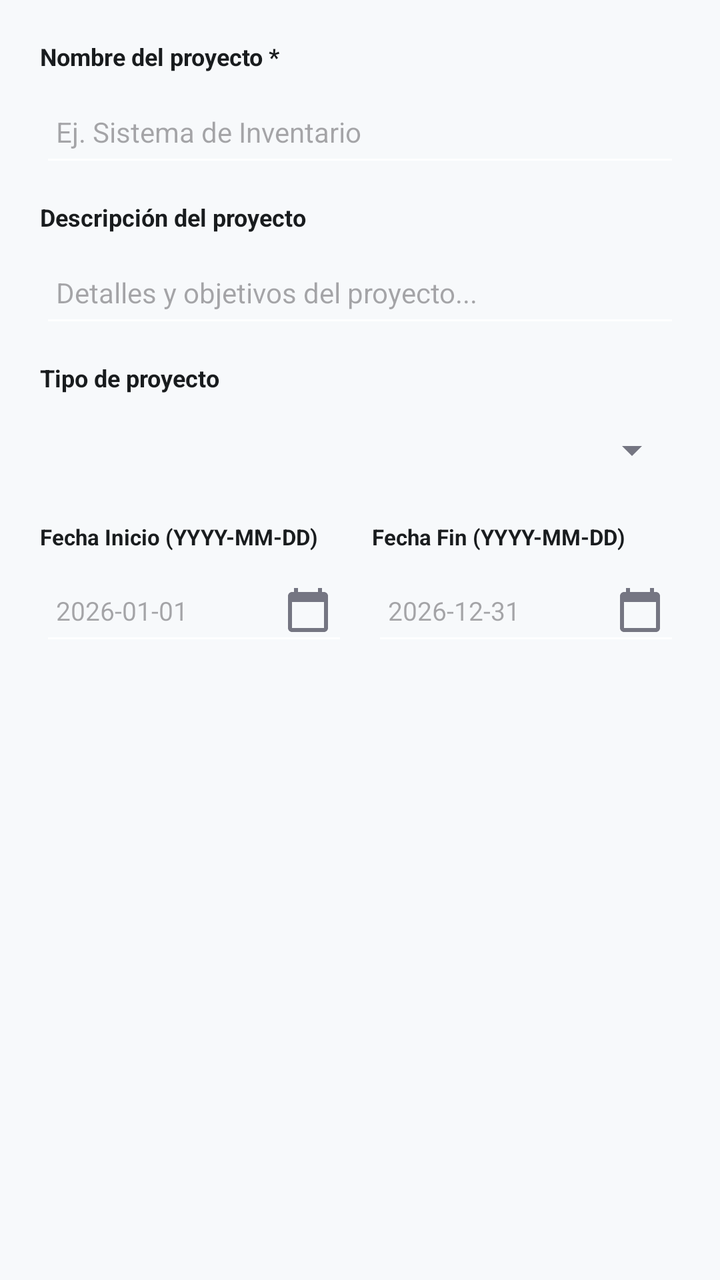
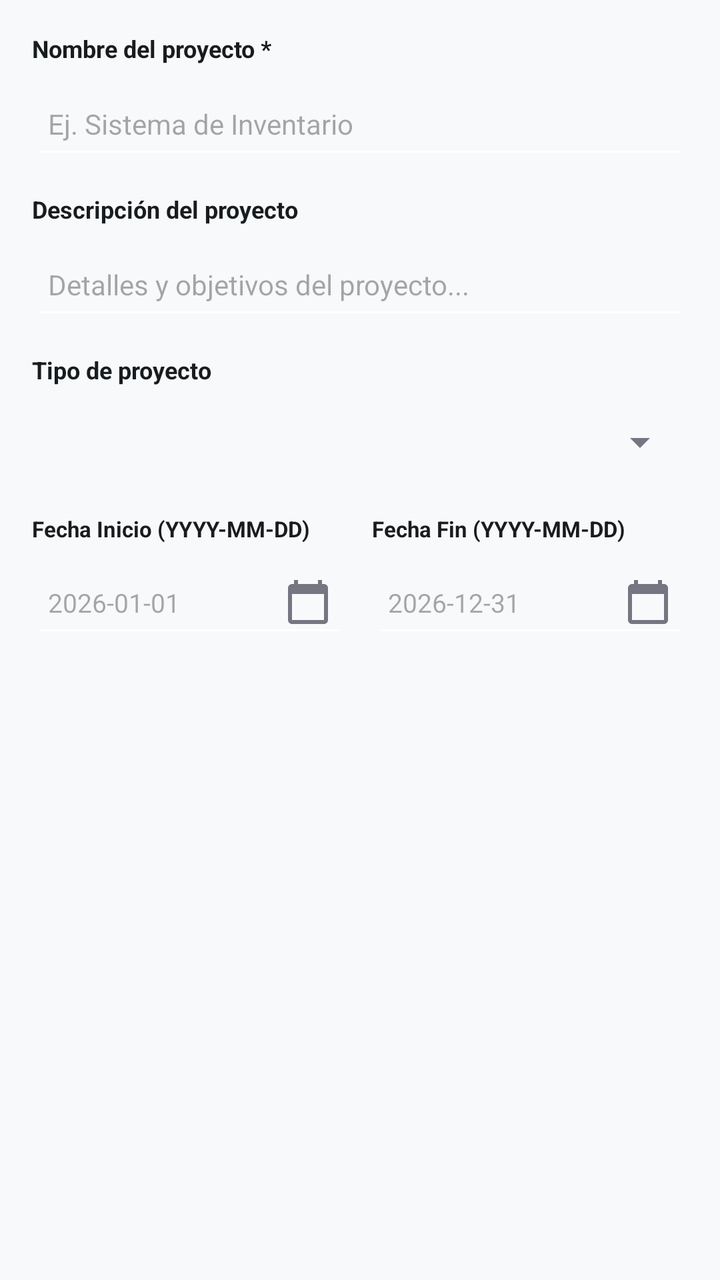

Screens rendered from an Android XML layout before and after an edit, with the pre-edit source and the edit as a unified diff.
<!-- AndroidManifest.xml: application theme Theme.MaquetaGestia -->
<!-- res/layout/dialog_nuevo_proyecto.xml -->
<?xml version="1.0" encoding="utf-8"?>
<LinearLayout xmlns:android="http://schemas.android.com/apk/res/android"
    android:layout_width="match_parent"
    android:layout_height="wrap_content"
    android:orientation="vertical"
    android:padding="20dp">

    
    <TextView
        android:layout_width="wrap_content"
        android:layout_height="wrap_content"
        android:text="Nombre del proyecto *"
        android:textColor="@color/on_surface"
        android:textSize="12sp"
        android:textStyle="bold" />

    <EditText
        android:id="@+id/txtNombreProyectoDialog"
        android:layout_width="match_parent"
        android:layout_height="48dp"
        android:layout_marginTop="4dp"
        android:backgroundTint="@color/surface_container_lowest"
        android:hint="Ej. Sistema de Inventario"
        android:inputType="textCapSentences"
        android:paddingStart="8dp"
        android:paddingEnd="8dp"
        android:textColor="@color/on_surface"
        android:textSize="14sp" />

    
    <TextView
        android:layout_width="wrap_content"
        android:layout_height="wrap_content"
        android:layout_marginTop="12dp"
        android:text="Descripción del proyecto"
        android:textColor="@color/on_surface"
        android:textSize="12sp"
        android:textStyle="bold" />

    <EditText
        android:id="@+id/txtDescripcionProyectoDialog"
        android:layout_width="match_parent"
        android:layout_height="48dp"
        android:layout_marginTop="4dp"
        android:backgroundTint="@color/surface_container_lowest"
        android:hint="Detalles y objetivos del proyecto..."
        android:inputType="textMultiLine"
        android:paddingStart="8dp"
        android:paddingEnd="8dp"
        android:textColor="@color/on_surface"
        android:textSize="14sp" />

    
    <TextView
        android:layout_width="wrap_content"
        android:layout_height="wrap_content"
        android:layout_marginTop="12dp"
        android:text="Tipo de proyecto"
        android:textColor="@color/on_surface"
        android:textSize="12sp"
        android:textStyle="bold" />

    <Spinner
        android:id="@+id/spTipoProyectoDialog"
        android:layout_width="match_parent"
        android:layout_height="48dp"
        android:layout_marginTop="4dp"
        android:backgroundTint="@color/outline" />

    
    <LinearLayout
        android:layout_width="match_parent"
        android:layout_height="wrap_content"
        android:layout_marginTop="12dp"
        android:orientation="horizontal">

        <LinearLayout
            android:layout_width="0dp"
            android:layout_height="wrap_content"
            android:layout_marginEnd="6dp"
            android:layout_weight="1"
            android:orientation="vertical">

            <TextView
                android:layout_width="wrap_content"
                android:layout_height="wrap_content"
                android:text="Fecha Inicio (YYYY-MM-DD)"
                android:textColor="@color/on_surface"
                android:textSize="11sp"
                android:textStyle="bold" />

            <EditText
                android:id="@+id/txtFechaInicioDialog"
                android:layout_width="match_parent"
                android:layout_height="48dp"
                android:layout_marginTop="4dp"
                android:backgroundTint="@color/surface_container_lowest"
                android:clickable="true"
                android:cursorVisible="false"
                android:drawableEnd="@drawable/ic_calendar_today"
                android:drawablePadding="6dp"
                android:focusable="false"
                android:hint="2026-01-01"
                android:paddingStart="8dp"
                android:paddingEnd="8dp"
                android:textColor="@color/on_surface"
                android:textSize="13sp" />
        </LinearLayout>

        <LinearLayout
            android:layout_width="0dp"
            android:layout_height="wrap_content"
            android:layout_marginStart="6dp"
            android:layout_weight="1"
            android:orientation="vertical">

            <TextView
                android:layout_width="wrap_content"
                android:layout_height="wrap_content"
                android:text="Fecha Fin (YYYY-MM-DD)"
                android:textColor="@color/on_surface"
                android:textSize="11sp"
                android:textStyle="bold" />

            <EditText
                android:id="@+id/txtFechaFinDialog"
                android:layout_width="match_parent"
                android:layout_height="48dp"
                android:layout_marginTop="4dp"
                android:backgroundTint="@color/surface_container_lowest"
                android:clickable="true"
                android:cursorVisible="false"
                android:drawableEnd="@drawable/ic_calendar_today"
                android:drawablePadding="6dp"
                android:focusable="false"
                android:hint="2026-12-31"
                android:paddingStart="8dp"
                android:paddingEnd="8dp"
                android:textColor="@color/on_surface"
                android:textSize="13sp" />
        </LinearLayout>
    </LinearLayout>

</LinearLayout>
<!-- resources referenced by this layout -->
<resources>
  <color name="on_surface">#191C1E</color>
  <color name="outline">#757682</color>
  <color name="surface_container_lowest">#FFFFFF</color>
  <!-- drawable ic_calendar_today (drawable) -->
  <vector xmlns:android="http://schemas.android.com/apk/res/android"
      android:width="24dp"
      android:height="24dp"
      android:viewportWidth="24"
      android:viewportHeight="24">
      <path
          android:fillColor="@color/outline"
          android:pathData="M20,3h-1V1h-2v2H7V1H5v2H4c-1.1,0 -2,0.9 -2,2v16c0,1.1 0.9,2 2,2h16c1.1,0 2,-0.9 2,-2V5c0,-1.1 -0.9,-2 -2,-2zm0,18H4V8h16v13z"/>
  </vector>
  <style name="Theme.MaquetaGestia" parent="Base.Theme.MaquetaGestia" />
  <style name="Base.Theme.MaquetaGestia" parent="Theme.Material3.DayNight.NoActionBar">
          
          <item name="colorPrimary">@color/primary</item>
          <item name="colorOnPrimary">@color/on_primary</item>
          <item name="colorPrimaryContainer">@color/primary_container</item>
          <item name="colorOnPrimaryContainer">@color/on_primary_container</item>
  
          
          <item name="colorSecondary">@color/secondary</item>
          <item name="colorOnSecondary">@color/on_secondary</item>
          <item name="colorSecondaryContainer">@color/secondary_container</item>
  
          
          <item name="android:colorBackground">@color/background</item>
          <item name="colorSurface">@color/surface</item>
          <item name="colorOnSurface">@color/on_surface</item>
          <item name="colorOnSurfaceVariant">@color/on_surface_variant</item>
  
          
          <item name="colorOutline">@color/outline</item>
          <item name="colorOutlineVariant">@color/outline_variant</item>
          <item name="colorError">@color/error</item>
          <item name="colorErrorContainer">@color/error_container</item>
          <item name="colorOnError">@color/on_error</item>
      </style>
  <color name="primary">#00236F</color>
  <color name="on_primary">#FFFFFF</color>
  <color name="primary_container">#1E3A8A</color>
  <color name="on_primary_container">#90A8FF</color>
  <color name="secondary">#006398</color>
  <color name="on_secondary">#FFFFFF</color>
  <color name="secondary_container">#5BB8FE</color>
  <color name="background">#F7F9FB</color>
  <color name="surface">#F7F9FB</color>
  <color name="on_surface_variant">#444651</color>
  <color name="outline_variant">#C5C5D3</color>
  <color name="error">#BA1A1A</color>
  <color name="error_container">#FFDAD6</color>
  <color name="on_error">#FFFFFF</color>
</resources>

<!-- the commit's change to res/layout/dialog_nuevo_proyecto.xml (unified diff, before → after) -->
@@ -1,144 +1,160 @@
 <?xml version="1.0" encoding="utf-8"?>
-<LinearLayout xmlns:android="http://schemas.android.com/apk/res/android"
+<ScrollView xmlns:android="http://schemas.android.com/apk/res/android"
     android:layout_width="match_parent"
     android:layout_height="wrap_content"
-    android:orientation="vertical"
-    android:padding="20dp">
+    android:fillViewport="true">
 
-    
-    <TextView
-        android:layout_width="wrap_content"
-        android:layout_height="wrap_content"
-        android:text="Nombre del proyecto *"
-        android:textColor="@color/on_surface"
-        android:textSize="12sp"
-        android:textStyle="bold" />
-
-    <EditText
-        android:id="@+id/txtNombreProyectoDialog"
-        android:layout_width="match_parent"
-        android:layout_height="48dp"
-        android:layout_marginTop="4dp"
-        android:backgroundTint="@color/surface_container_lowest"
-        android:hint="Ej. Sistema de Inventario"
-        android:inputType="textCapSentences"
-        android:paddingStart="8dp"
-        android:paddingEnd="8dp"
-        android:textColor="@color/on_surface"
-        android:textSize="14sp" />
-
-    
-    <TextView
-        android:layout_width="wrap_content"
-        android:layout_height="wrap_content"
-        android:layout_marginTop="12dp"
-        android:text="Descripción del proyecto"
-        android:textColor="@color/on_surface"
-        android:textSize="12sp"
-        android:textStyle="bold" />
-
-    <EditText
-        android:id="@+id/txtDescripcionProyectoDialog"
-        android:layout_width="match_parent"
-        android:layout_height="48dp"
-        android:layout_marginTop="4dp"
-        android:backgroundTint="@color/surface_container_lowest"
-        android:hint="Detalles y objetivos del proyecto..."
-        android:inputType="textMultiLine"
-        android:paddingStart="8dp"
-        android:paddingEnd="8dp"
-        android:textColor="@color/on_surface"
-        android:textSize="14sp" />
-
-    
-    <TextView
-        android:layout_width="wrap_content"
-        android:layout_height="wrap_content"
-        android:layout_marginTop="12dp"
-        android:text="Tipo de proyecto"
-        android:textColor="@color/on_surface"
-        android:textSize="12sp"
-        android:textStyle="bold" />
-
-    <Spinner
-        android:id="@+id/spTipoProyectoDialog"
-        android:layout_width="match_parent"
-        android:layout_height="48dp"
-        android:layout_marginTop="4dp"
-        android:backgroundTint="@color/outline" />
-
-    
     <LinearLayout
         android:layout_width="match_parent"
         android:layout_height="wrap_content"
-        android:layout_marginTop="12dp"
-        android:orientation="horizontal">
+        android:orientation="vertical"
+        android:padding="16dp">
 
+        
+        <TextView
+            android:layout_width="wrap_content"
+            android:layout_height="wrap_content"
+            android:text="Nombre del proyecto *"
+            android:textColor="@color/on_surface"
+            android:textSize="12sp"
+            android:textStyle="bold" />
+
+        <EditText
+            android:id="@+id/txtNombreProyectoDialog"
+            android:layout_width="match_parent"
+            android:layout_height="wrap_content"
+            android:layout_marginTop="4dp"
+            android:backgroundTint="@color/surface_container_lowest"
+            android:hint="Ej. Sistema de Inventario"
+            android:inputType="textCapSentences"
+            android:minHeight="48dp"
+            android:paddingStart="8dp"
+            android:paddingEnd="8dp"
+            android:textColor="@color/on_surface"
+            android:textSize="14sp" />
+
+        
+        <TextView
+            android:layout_width="wrap_content"
+            android:layout_height="wrap_content"
+            android:layout_marginTop="12dp"
+            android:text="Descripción del proyecto"
+            android:textColor="@color/on_surface"
+            android:textSize="12sp"
+            android:textStyle="bold" />
+
+        <EditText
+            android:id="@+id/txtDescripcionProyectoDialog"
+            android:layout_width="match_parent"
+            android:layout_height="wrap_content"
+            android:layout_marginTop="4dp"
+            android:backgroundTint="@color/surface_container_lowest"
+            android:hint="Detalles y objetivos del proyecto..."
+            android:inputType="textMultiLine"
+            android:maxLines="4"
+            android:minHeight="48dp"
+            android:paddingStart="8dp"
+            android:paddingEnd="8dp"
+            android:textColor="@color/on_surface"
+            android:textSize="14sp" />
+
+        
+        <TextView
+            android:layout_width="wrap_content"
+            android:layout_height="wrap_content"
+            android:layout_marginTop="12dp"
+            android:text="Tipo de proyecto"
+            android:textColor="@color/on_surface"
+            android:textSize="12sp"
+            android:textStyle="bold" />
+
+        <Spinner
+            android:id="@+id/spTipoProyectoDialog"
+            android:layout_width="match_parent"
+            android:layout_height="wrap_content"
+            android:layout_marginTop="4dp"
+            android:backgroundTint="@color/outline"
+            android:minHeight="48dp" />
+
+        
         <LinearLayout
-            android:layout_width="0dp"
+            android:layout_width="match_parent"
             android:layout_height="wrap_content"
-            android:layout_marginEnd="6dp"
-            android:layout_weight="1"
-            android:orientation="vertical">
+            android:layout_marginTop="12dp"
+            android:orientation="horizontal">
 
-            <TextView
-                android:layout_width="wrap_content"
+            <LinearLayout
+                android:layout_width="0dp"
                 android:layout_height="wrap_content"
-                android:text="Fecha Inicio (YYYY-MM-DD)"
-                android:textColor="@color/on_surface"
-                android:textSize="11sp"
-                android:textStyle="bold" />
+                android:layout_marginEnd="6dp"
+                android:layout_weight="1"
+                android:orientation="vertical">
 
-            <EditText
-                android:id="@+id/txtFechaInicioDialog"
-                android:layout_width="match_parent"
-                android:layout_height="48dp"
-                android:layout_marginTop="4dp"
-                android:backgroundTint="@color/surface_container_lowest"
-                android:clickable="true"
-                android:cursorVisible="false"
-                android:drawableEnd="@drawable/ic_calendar_today"
-                android:drawablePadding="6dp"
-                android:focusable="false"
-                android:hint="2026-01-01"
-                android:paddingStart="8dp"
-                android:paddingEnd="8dp"
-                android:textColor="@color/on_surface"
-                android:textSize="13sp" />
+                <TextView
+                    android:layout_width="wrap_content"
+                    android:layout_height="wrap_content"
+                    android:ellipsize="end"
+                    android:maxLines="1"
+                    android:text="Fecha Inicio (YYYY-MM-DD)"
+                    android:textColor="@color/on_surface"
+                    android:textSize="11sp"
+                    android:textStyle="bold" />
+
+                <EditText
+                    android:id="@+id/txtFechaInicioDialog"
+                    android:layout_width="match_parent"
+                    android:layout_height="wrap_content"
+                    android:layout_marginTop="4dp"
+                    android:backgroundTint="@color/surface_container_lowest"
+                    android:clickable="true"
+                    android:cursorVisible="false"
+                    android:drawableEnd="@drawable/ic_calendar_today"
+                    android:drawablePadding="6dp"
+                    android:focusable="false"
+                    android:hint="2026-01-01"
+                    android:minHeight="48dp"
+                    android:paddingStart="8dp"
+                    android:paddingEnd="8dp"
+                    android:textColor="@color/on_surface"
+                    android:textSize="13sp" />
+            </LinearLayout>
+
+            <LinearLayout
+                android:layout_width="0dp"
+                android:layout_height="wrap_content"
+                android:layout_marginStart="6dp"
+                android:layout_weight="1"
+                android:orientation="vertical">
+
+                <TextView
+                    android:layout_width="wrap_content"
+                    android:layout_height="wrap_content"
+                    android:ellipsize="end"
+                    android:maxLines="1"
+                    android:text="Fecha Fin (YYYY-MM-DD)"
+                    android:textColor="@color/on_surface"
+                    android:textSize="11sp"
+                    android:textStyle="bold" />
+
+                <EditText
+                    android:id="@+id/txtFechaFinDialog"
+                    android:layout_width="match_parent"
+                    android:layout_height="wrap_content"
+                    android:layout_marginTop="4dp"
+                    android:backgroundTint="@color/surface_container_lowest"
+                    android:clickable="true"
+                    android:cursorVisible="false"
+                    android:drawableEnd="@drawable/ic_calendar_today"
+                    android:drawablePadding="6dp"
+                    android:focusable="false"
+                    android:hint="2026-12-31"
+                    android:minHeight="48dp"
+                    android:paddingStart="8dp"
+                    android:paddingEnd="8dp"
+                    android:textColor="@color/on_surface"
+                    android:textSize="13sp" />
+            </LinearLayout>
         </LinearLayout>
 
-        <LinearLayout
-            android:layout_width="0dp"
-            android:layout_height="wrap_content"
-            android:layout_marginStart="6dp"
-            android:layout_weight="1"
-            android:orientation="vertical">
-
-            <TextView
-                android:layout_width="wrap_content"
-                android:layout_height="wrap_content"
-                android:text="Fecha Fin (YYYY-MM-DD)"
-                android:textColor="@color/on_surface"
-                android:textSize="11sp"
-                android:textStyle="bold" />
-
-            <EditText
-                android:id="@+id/txtFechaFinDialog"
-                android:layout_width="match_parent"
-                android:layout_height="48dp"
-                android:layout_marginTop="4dp"
-                android:backgroundTint="@color/surface_container_lowest"
-                android:clickable="true"
-                android:cursorVisible="false"
-                android:drawableEnd="@drawable/ic_calendar_today"
-                android:drawablePadding="6dp"
-                android:focusable="false"
-                android:hint="2026-12-31"
-                android:paddingStart="8dp"
-                android:paddingEnd="8dp"
-                android:textColor="@color/on_surface"
-                android:textSize="13sp" />
-        </LinearLayout>
     </LinearLayout>
-
-</LinearLayout>
+</ScrollView>
